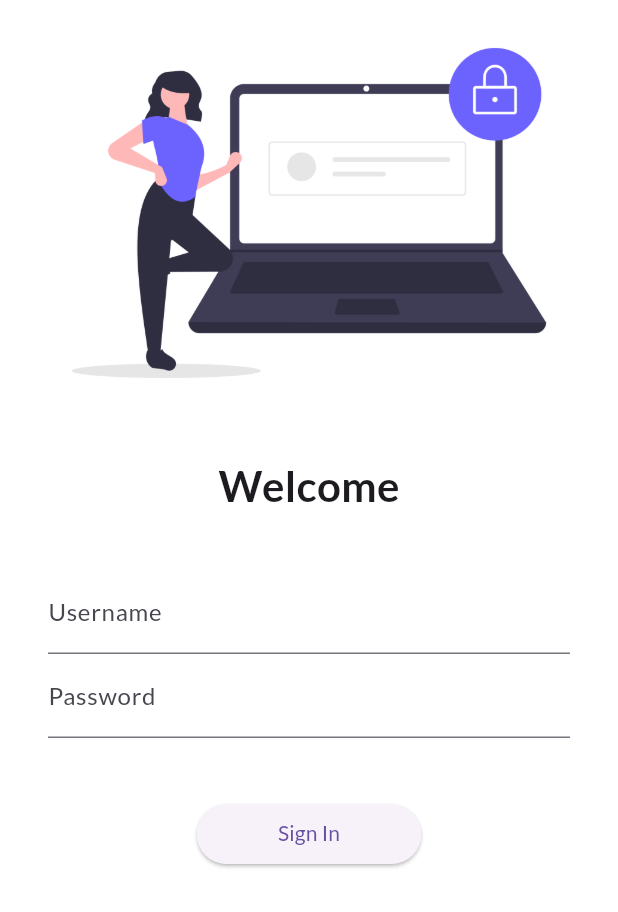
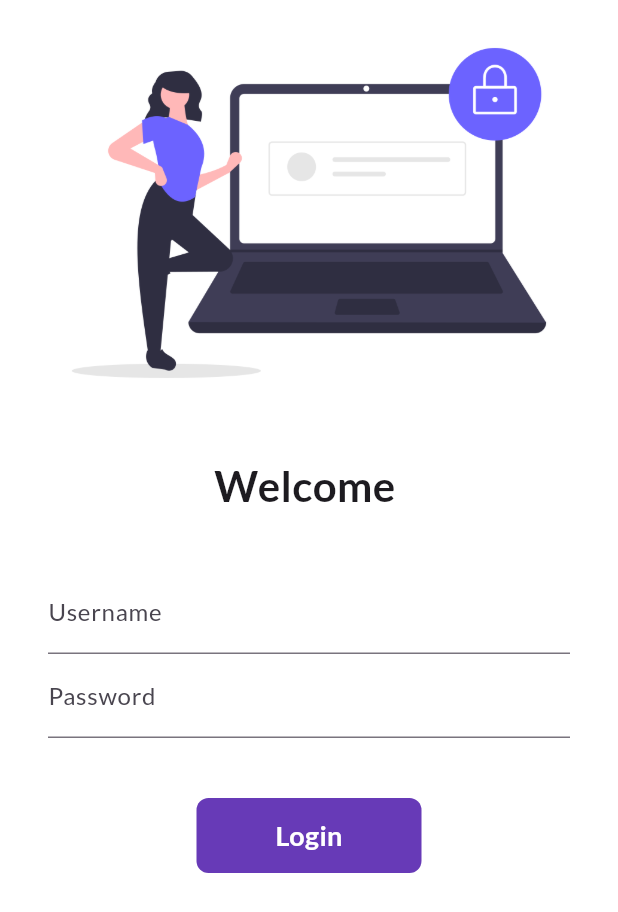
Before and after one commit to varunchopra-08/28DaysOfFlutter-, a Flutter app: the screen it shows after launch, on a phone screen of 412 x 824 dp. Shown: the top 912 px of the screen. Run offline on Flutter 3.47's test engine with Material 3 defaults, Android fonts, the phone set to English and light mode, and no system bars; our stand-ins replace google_fonts.

Commit message:
day6 compeleted

```diff
--- a/lib/pages/login_page.dart
+++ b/lib/pages/login_page.dart
@@ -1,9 +1,16 @@
 import "package:chapter_1/pages/utils/routes.dart";
 import "package:flutter/material.dart";
 
-class LoginPage extends StatelessWidget {
+class LoginPage extends StatefulWidget {
   const LoginPage({super.key});
 
+  @override
+  State<LoginPage> createState() => _LoginPageState();
+}
+
+class _LoginPageState extends State<LoginPage> {
+  String name = "";
+  bool changeButton = false;
   @override
   Widget build(BuildContext context) {
     return Material(
@@ -19,7 +26,7 @@
                 height: 20.0,
               ),
               Text(
-                "Welcome",
+                "Welcome $name",
                 style: TextStyle(fontSize: 28, fontWeight: FontWeight.bold),
               ),
               SizedBox(
@@ -34,6 +41,10 @@
                       hintText: ("Enter Username"),
                       labelText: ("Username"),
                     ),
+                    onChanged: (value) {
+                      name = value;
+                      setState(() {});
+                    },
                   ),
                   TextFormField(
                     obscureText: true,
@@ -45,13 +56,44 @@
                   SizedBox(
                     height: 40.0,
                   ),
-                  ElevatedButton(
-                    onPressed: () {
+                  InkWell(
+                    onTap: () async {
+                      setState(() {
+                        changeButton = true;
+                      });
+                      await Future.delayed(Duration(seconds: 1));
                       Navigator.pushNamed(context, MyRoutes.homeRoute);
                     },
-                    child: Text("Sign In"),
-                    style: TextButton.styleFrom(minimumSize: Size(150, 40)),
+                    child: AnimatedContainer(
+                      duration: Duration(seconds: 1),
+                      width: changeButton ? 50 : 150,
+                      height: 50,
+                      alignment: Alignment.center,
+                      child: changeButton
+                          ? Icon(
+                              Icons.done,
+                              color: Colors.white,
+                            )
+                          : Text(
+                              "Login",
+                              style: TextStyle(
+                                  color: Colors.white,
+                                  fontWeight: FontWeight.bold,
+                                  fontSize: 18.0),
+                            ),
+                      decoration: BoxDecoration(
+                          color: Colors.deepPurple,
+                          borderRadius:
+                              BorderRadius.circular(changeButton ? 50 : 8)),
+                    ),
                   )
+                  // ElevatedButton(
+                  //   onPressed: () {
+                  //     Navigator.pushNamed(context, MyRoutes.homeRoute);
+                  //   },
+                  //   child: Text("Sign In"),
+                  //   style: TextButton.styleFrom(minimumSize: Size(150, 40)),
+                  // )
                 ]),
               ),
             ],
```
